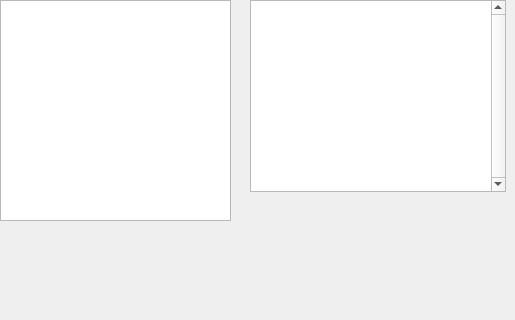
Qt form MobileRobots.ui (MyLibh/MobileRobots) before a commit.
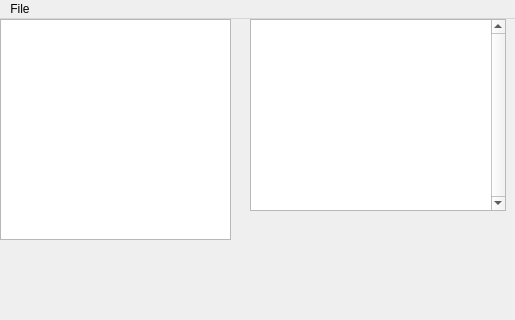
The same form after that commit.

```diff
--- a/MobileRobots.ui
+++ b/MobileRobots.ui
@@ -16,12 +16,6 @@
     <verstretch>0</verstretch>
    </sizepolicy>
   </property>
-  <property name="minimumSize">
-   <size>
-    <width>320</width>
-    <height>320</height>
-   </size>
-  </property>
   <property name="sizeIncrement">
    <size>
     <width>32</width>
@@ -122,9 +116,22 @@
      <x>0</x>
      <y>0</y>
      <width>515</width>
-     <height>21</height>
+     <height>26</height>
     </rect>
    </property>
+   <widget class="QMenu" name="menuFile">
+    <property name="maximumSize">
+     <size>
+      <width>16777215</width>
+      <height>16777215</height>
+     </size>
+    </property>
+    <property name="title">
+     <string>File</string>
+    </property>
+    <addaction name="actionOpen"/>
+   </widget>
+   <addaction name="menuFile"/>
   </widget>
  </widget>
  <layoutdefault spacing="6" margin="11"/>
```
Left out of the diff: 11 changed lines with no effect on the pictures.
